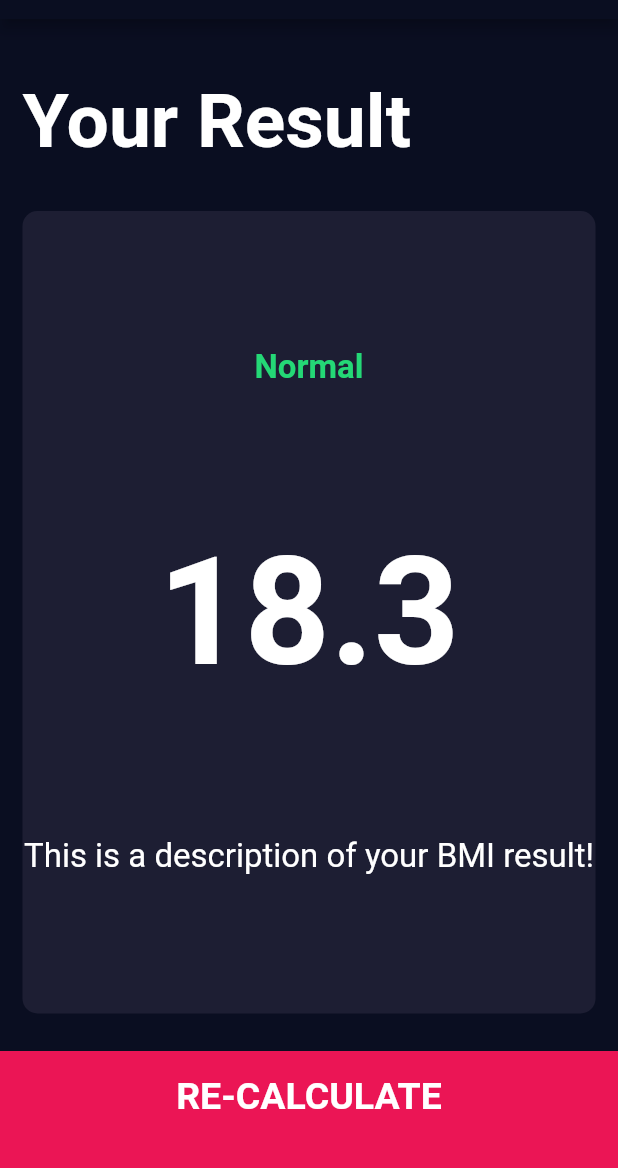
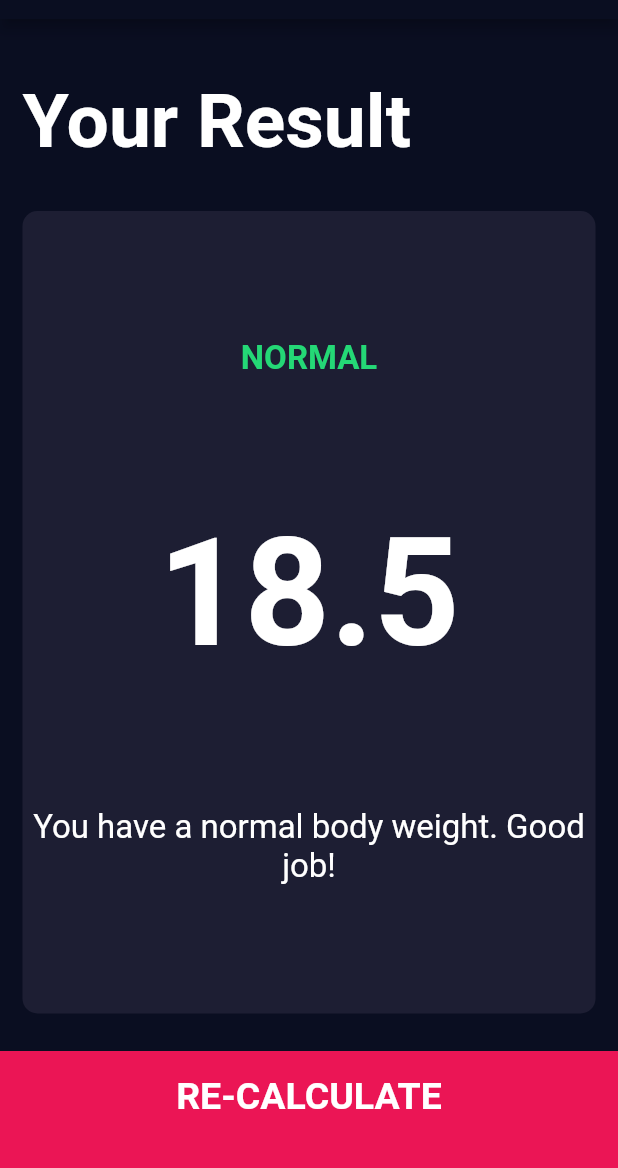
Before and after one commit to davejjwilliams/flutter-bmi-calculator, a Flutter app: the screen it shows after launch, after a tap on "CALCULATE", on a phone screen of 412 x 824 dp, the part 65-1233 px from its top. Run offline on Flutter 3.47's test engine with Material 2 defaults, Android fonts, the phone set to English and light mode, and no system bars; our stand-ins replace font_awesome_flutter.

Commit message:
BMI Calculation Functionality, Integration To Results Page

```diff
--- /dev/null
+++ b/lib/calculator.dart
@@ -0,0 +1,35 @@
+import 'dart:math';
+
+class Calculator {
+  Calculator({this.height, this.weight});
+
+  final int height;
+  final int weight;
+
+  double _bmi;
+
+  String calculateBMI() {
+    _bmi = weight / pow(height / 100, 2);
+    return _bmi.toStringAsFixed(1);
+  }
+
+  String getResult() {
+    if (_bmi >= 25) {
+      return 'Overweight';
+    } else if (_bmi > 18.5) {
+      return 'Normal';
+    } else {
+      return 'Underweight';
+    }
+  }
+
+  String getInterpretation() {
+    if (_bmi >= 25) {
+      return 'You have a higher than normal body weight. Try to exercise more.';
+    } else if (_bmi > 18.5) {
+      return 'You have a normal body weight. Good job!';
+    } else {
+      return 'You have a lower than normal body weight. You can eat a bit more.';
+    }
+  }
+}
--- a/lib/main.dart
+++ b/lib/main.dart
@@ -1,6 +1,5 @@
 import 'package:flutter/material.dart';
 import 'screens/input_page.dart';
-import 'screens/results_page.dart';
 
 void main() => runApp(BMICalculator());
 
@@ -8,13 +7,10 @@ class BMICalculator extends StatelessWidget {
   @override
   Widget build(BuildContext context) {
     return MaterialApp(
-        theme: ThemeData.dark().copyWith(
-            primaryColor: Color(0xFF0A0E21),
-            scaffoldBackgroundColor: Color(0xFF0A0E21)),
-        initialRoute: '/',
-        routes: {
-          '/': (context) => InputPage(),
-          '/results': (context) => ResultsPage(),
-        });
+      theme: ThemeData.dark().copyWith(
+          primaryColor: Color(0xFF0A0E21),
+          scaffoldBackgroundColor: Color(0xFF0A0E21)),
+      home: InputPage(),
+    );
   }
 }
--- a/lib/screens/input_page.dart
+++ b/lib/screens/input_page.dart
@@ -1,3 +1,4 @@
+import 'package:bmi_calculator/screens/results_page.dart';
 import 'package:flutter/material.dart';
 import 'package:font_awesome_flutter/font_awesome_flutter.dart';
 
@@ -6,6 +7,8 @@ import '../components/sex_card_content.dart';
 import '../components/round_icon_button.dart';
 import '../components/bottom_button.dart';
 import '../constants.dart';
+
+import 'package:bmi_calculator/calculator.dart';
 
 enum Sex { male, female }
 
@@ -207,7 +210,16 @@ class _InputPageState extends State<InputPage> {
             ),
             BottomButton(
               onTap: () {
-                Navigator.pushNamed(context, '/results');
+                Calculator calc = Calculator(height: height, weight: weight);
+                Navigator.push(
+                  context,
+                  MaterialPageRoute(
+                      builder: (context) => ResultsPage(
+                            bmiResult: calc.calculateBMI(),
+                            resultText: calc.getResult(),
+                            interpretation: calc.getInterpretation(),
+                          )),
+                );
               },
               buttonText: 'CALCULATE',
             ),
--- a/lib/screens/results_page.dart
+++ b/lib/screens/results_page.dart
@@ -6,6 +6,15 @@ import '../constants.dart';
 import '../components/reusable_card.dart';
 
 class ResultsPage extends StatelessWidget {
+  ResultsPage(
+      {@required this.bmiResult,
+      @required this.resultText,
+      @required this.interpretation});
+
+  final String bmiResult;
+  final String resultText;
+  final String interpretation;
+
   @override
   Widget build(BuildContext context) {
     return Scaffold(
@@ -32,15 +41,15 @@ class ResultsPage extends StatelessWidget {
                 crossAxisAlignment: CrossAxisAlignment.center,
                 children: [
                   Text(
-                    'Normal',
+                    resultText.toUpperCase(),
                     style: kResultStyle,
                   ),
                   Text(
-                    '18.3',
+                    bmiResult,
                     style: kBMIStyle,
                   ),
                   Text(
-                    'This is a description of your BMI result!',
+                    interpretation,
                     textAlign: TextAlign.center,
                     style: kDescriptionStyle,
                   )
```
